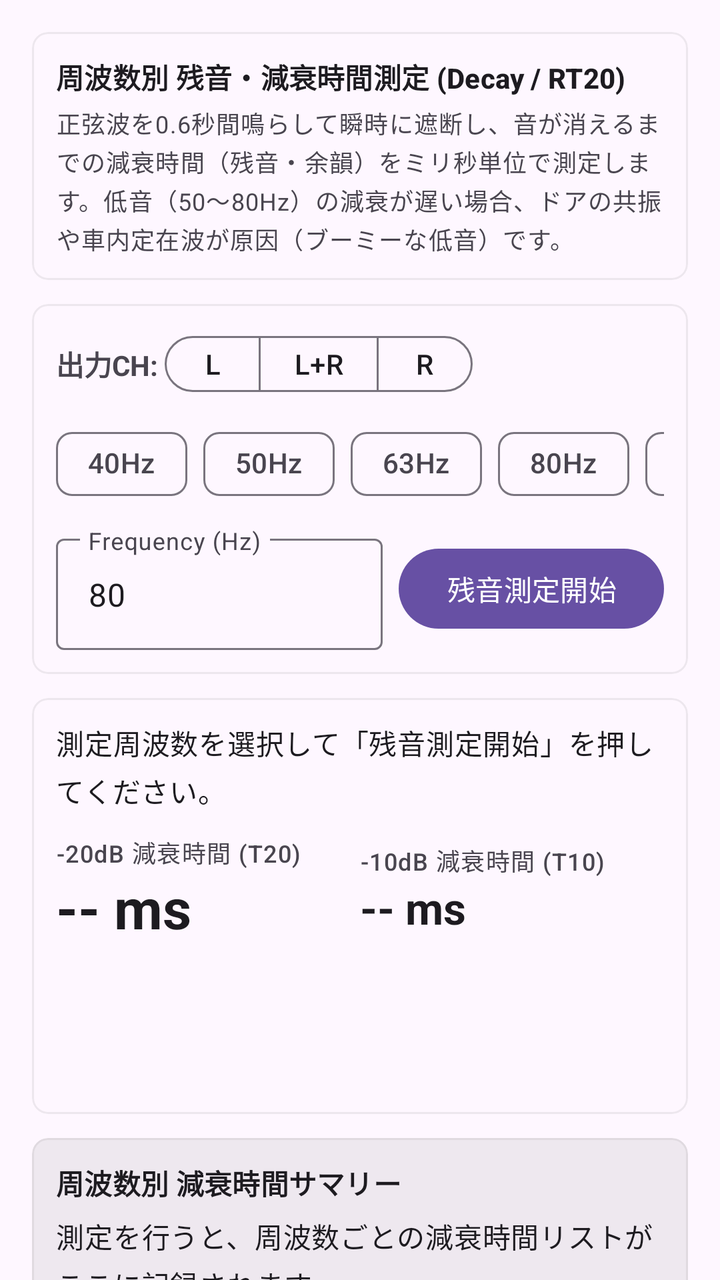
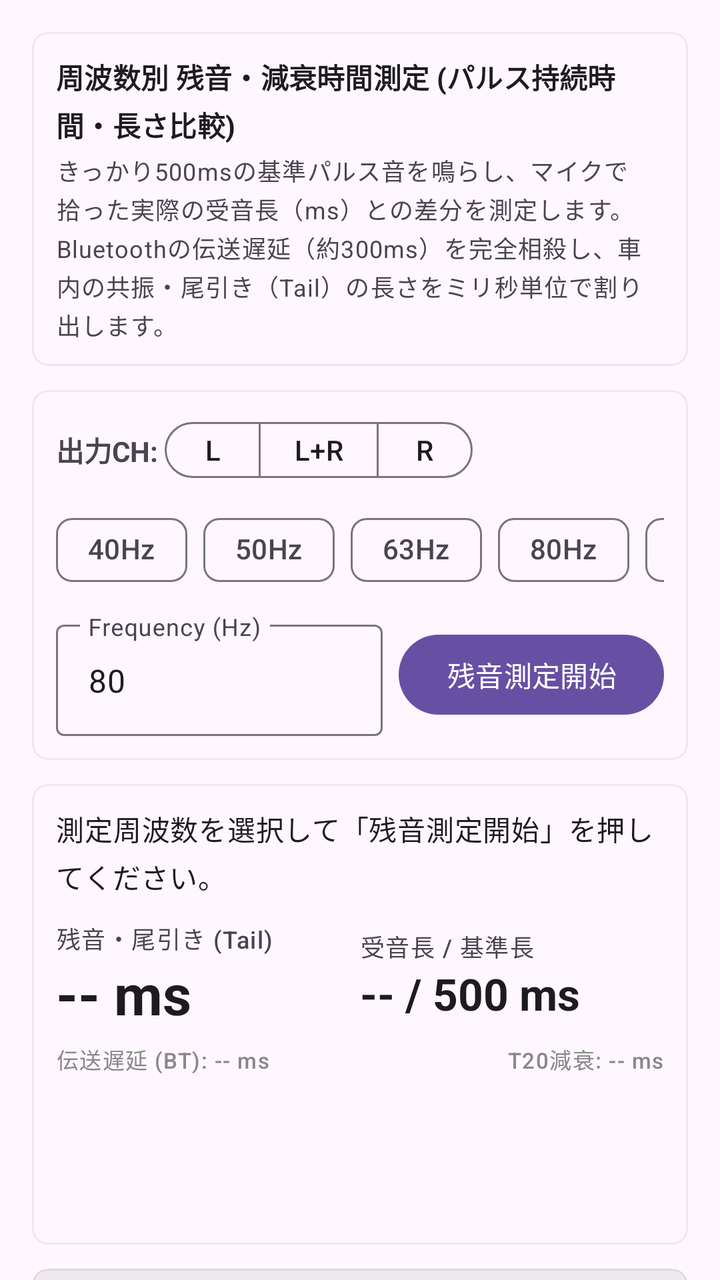

Two renders of the same Android screen: before a commit and after it. Below are the layout's source before the change and the commit's diff.
<!-- AndroidManifest.xml: application theme Theme.SoundTune -->
<!-- res/layout/fragment_decay_measure.xml -->
<?xml version="1.0" encoding="utf-8"?>
<androidx.core.widget.NestedScrollView xmlns:android="http://schemas.android.com/apk/res/android"
    xmlns:app="http://schemas.android.com/apk/res-auto"
    xmlns:tools="http://schemas.android.com/tools"
    android:layout_width="match_parent"
    android:layout_height="match_parent"
    android:fillViewport="true">

    <LinearLayout
        android:layout_width="match_parent"
        android:layout_height="wrap_content"
        android:orientation="vertical"
        android:padding="16dp">

        
        <com.google.android.material.card.MaterialCardView
            android:layout_width="match_parent"
            android:layout_height="wrap_content"
            android:layout_marginBottom="12dp"
            app:cardCornerRadius="8dp"
            app:strokeWidth="1dp"
            app:strokeColor="#25888888">

            <LinearLayout
                android:layout_width="match_parent"
                android:layout_height="wrap_content"
                android:orientation="vertical"
                android:padding="12dp">

                <TextView
                    android:layout_width="wrap_content"
                    android:layout_height="wrap_content"
                    android:text="@string/decay_guide_title"
                    android:textStyle="bold"
                    android:textAppearance="?attr/textAppearanceTitleSmall" />

                <TextView
                    android:layout_width="wrap_content"
                    android:layout_height="wrap_content"
                    android:layout_marginTop="4dp"
                    android:text="@string/decay_instructions"
                    android:textAppearance="?attr/textAppearanceBodySmall" />

            </LinearLayout>
        </com.google.android.material.card.MaterialCardView>

        
        <com.google.android.material.card.MaterialCardView
            android:layout_width="match_parent"
            android:layout_height="wrap_content"
            android:layout_marginBottom="12dp"
            app:cardCornerRadius="8dp"
            app:strokeWidth="1dp"
            app:strokeColor="#25888888">

            <LinearLayout
                android:layout_width="match_parent"
                android:layout_height="wrap_content"
                android:orientation="vertical"
                android:padding="12dp">

                <LinearLayout
                    android:layout_width="match_parent"
                    android:layout_height="wrap_content"
                    android:orientation="horizontal"
                    android:gravity="center_vertical">

                    <TextView
                        android:layout_width="wrap_content"
                        android:layout_height="wrap_content"
                        android:text="出力CH: "
                        android:textStyle="bold" />

                    <com.google.android.material.button.MaterialButtonToggleGroup
                        android:id="@+id/toggleGroupDecayChannel"
                        android:layout_width="wrap_content"
                        android:layout_height="wrap_content"
                        app:singleSelection="true"
                        app:selectionRequired="true">

                        <Button
                            android:id="@+id/buttonDecayChannelLeft"
                            style="@style/Widget.Material3.Button.OutlinedButton"
                            android:layout_width="48dp"
                            android:layout_height="36dp"
                            android:padding="0dp"
                            android:text="@string/channel_left" />

                        <Button
                            android:id="@+id/buttonDecayChannelCenter"
                            style="@style/Widget.Material3.Button.OutlinedButton"
                            android:layout_width="60dp"
                            android:layout_height="36dp"
                            android:padding="0dp"
                            android:text="@string/channel_center" />

                        <Button
                            android:id="@+id/buttonDecayChannelRight"
                            style="@style/Widget.Material3.Button.OutlinedButton"
                            android:layout_width="48dp"
                            android:layout_height="36dp"
                            android:padding="0dp"
                            android:text="@string/channel_right" />

                    </com.google.android.material.button.MaterialButtonToggleGroup>
                </LinearLayout>

                
                <HorizontalScrollView
                    android:layout_width="match_parent"
                    android:layout_height="wrap_content"
                    android:scrollbars="none"
                    android:layout_marginTop="8dp">

                    <com.google.android.material.chip.ChipGroup
                        android:id="@+id/chipGroupDecayFreq"
                        android:layout_width="wrap_content"
                        android:layout_height="wrap_content"
                        app:singleLine="true">

                        <com.google.android.material.chip.Chip
                            android:id="@+id/chipDecay40"
                            style="@style/Widget.Material3.Chip.Suggestion"
                            android:layout_width="wrap_content"
                            android:layout_height="wrap_content"
                            android:text="40Hz" />

                        <com.google.android.material.chip.Chip
                            android:id="@+id/chipDecay50"
                            style="@style/Widget.Material3.Chip.Suggestion"
                            android:layout_width="wrap_content"
                            android:layout_height="wrap_content"
                            android:text="50Hz" />

                        <com.google.android.material.chip.Chip
                            android:id="@+id/chipDecay63"
                            style="@style/Widget.Material3.Chip.Suggestion"
                            android:layout_width="wrap_content"
                            android:layout_height="wrap_content"
                            android:text="63Hz" />

                        <com.google.android.material.chip.Chip
                            android:id="@+id/chipDecay80"
                            style="@style/Widget.Material3.Chip.Suggestion"
                            android:layout_width="wrap_content"
                            android:layout_height="wrap_content"
                            android:text="80Hz" />

                        <com.google.android.material.chip.Chip
                            android:id="@+id/chipDecay125"
                            style="@style/Widget.Material3.Chip.Suggestion"
                            android:layout_width="wrap_content"
                            android:layout_height="wrap_content"
                            android:text="125Hz" />

                        <com.google.android.material.chip.Chip
                            android:id="@+id/chipDecay250"
                            style="@style/Widget.Material3.Chip.Suggestion"
                            android:layout_width="wrap_content"
                            android:layout_height="wrap_content"
                            android:text="250Hz" />

                        <com.google.android.material.chip.Chip
                            android:id="@+id/chipDecay1k"
                            style="@style/Widget.Material3.Chip.Suggestion"
                            android:layout_width="wrap_content"
                            android:layout_height="wrap_content"
                            android:text="1kHz" />

                    </com.google.android.material.chip.ChipGroup>
                </HorizontalScrollView>

                <LinearLayout
                    android:layout_width="match_parent"
                    android:layout_height="wrap_content"
                    android:orientation="horizontal"
                    android:gravity="center_vertical"
                    android:layout_marginTop="8dp">

                    <com.google.android.material.textfield.TextInputLayout
                        android:layout_width="0dp"
                        android:layout_height="wrap_content"
                        android:layout_weight="1"
                        android:hint="@string/frequency_hint"
                        android:layout_marginEnd="8dp">

                        <com.google.android.material.textfield.TextInputEditText
                            android:id="@+id/editTextDecayFreq"
                            android:layout_width="match_parent"
                            android:layout_height="wrap_content"
                            android:inputType="numberDecimal"
                            android:text="80" />
                    </com.google.android.material.textfield.TextInputLayout>

                    <Button
                        android:id="@+id/buttonStartDecayMeasure"
                        android:layout_width="wrap_content"
                        android:layout_height="wrap_content"
                        android:text="@string/decay_measure_btn" />
                </LinearLayout>

            </LinearLayout>
        </com.google.android.material.card.MaterialCardView>

        
        <com.google.android.material.card.MaterialCardView
            android:layout_width="match_parent"
            android:layout_height="wrap_content"
            android:layout_marginBottom="12dp"
            app:cardCornerRadius="8dp"
            app:strokeWidth="1dp"
            app:strokeColor="#25888888">

            <LinearLayout
                android:layout_width="match_parent"
                android:layout_height="wrap_content"
                android:orientation="vertical"
                android:padding="12dp">

                <TextView
                    android:id="@+id/textViewDecayStatus"
                    android:layout_width="wrap_content"
                    android:layout_height="wrap_content"
                    android:text="測定周波数を選択して「残音測定開始」を押してください。"
                    android:textAppearance="?attr/textAppearanceBodyMedium" />

                <LinearLayout
                    android:layout_width="match_parent"
                    android:layout_height="wrap_content"
                    android:orientation="horizontal"
                    android:layout_marginTop="12dp"
                    android:gravity="center_vertical">

                    <LinearLayout
                        android:layout_width="0dp"
                        android:layout_height="wrap_content"
                        android:layout_weight="1"
                        android:orientation="vertical">

                        <TextView
                            android:layout_width="wrap_content"
                            android:layout_height="wrap_content"
                            android:text="-20dB 減衰時間 (T20)"
                            android:textAppearance="?attr/textAppearanceLabelMedium" />

                        <TextView
                            android:id="@+id/textViewT20"
                            android:layout_width="wrap_content"
                            android:layout_height="wrap_content"
                            android:text="-- ms"
                            android:textStyle="bold"
                            android:textAppearance="?attr/textAppearanceHeadlineMedium" />
                    </LinearLayout>

                    <LinearLayout
                        android:layout_width="0dp"
                        android:layout_height="wrap_content"
                        android:layout_weight="1"
                        android:orientation="vertical">

                        <TextView
                            android:layout_width="wrap_content"
                            android:layout_height="wrap_content"
                            android:text="-10dB 減衰時間 (T10)"
                            android:textAppearance="?attr/textAppearanceLabelMedium" />

                        <TextView
                            android:id="@+id/textViewT10"
                            android:layout_width="wrap_content"
                            android:layout_height="wrap_content"
                            android:text="-- ms"
                            android:textStyle="bold"
                            android:textAppearance="?attr/textAppearanceTitleLarge" />
                    </LinearLayout>
                </LinearLayout>

                <TextView
                    android:id="@+id/textViewDecayDiagnosis"
                    android:layout_width="match_parent"
                    android:layout_height="wrap_content"
                    android:layout_marginTop="8dp"
                    android:textStyle="bold"
                    android:textAppearance="?attr/textAppearanceBodyLarge" />

                <TextView
                    android:id="@+id/textViewDecayAdvice"
                    android:layout_width="match_parent"
                    android:layout_height="wrap_content"
                    android:layout_marginTop="4dp"
                    android:textAppearance="?attr/textAppearanceBodySmall" />

                <TextView
                    android:id="@+id/textViewDecayCurvePoints"
                    android:layout_width="match_parent"
                    android:layout_height="wrap_content"
                    android:layout_marginTop="8dp"
                    android:textAppearance="?attr/textAppearanceLabelSmall"
                    android:textColor="#888888" />

            </LinearLayout>
        </com.google.android.material.card.MaterialCardView>

        
        <com.google.android.material.card.MaterialCardView
            android:layout_width="match_parent"
            android:layout_height="wrap_content"
            app:cardCornerRadius="8dp"
            app:cardBackgroundColor="#10000000"
            app:strokeWidth="1dp"
            app:strokeColor="#25888888">

            <LinearLayout
                android:layout_width="match_parent"
                android:layout_height="wrap_content"
                android:orientation="vertical"
                android:padding="12dp">

                <TextView
                    android:layout_width="wrap_content"
                    android:layout_height="wrap_content"
                    android:text="@string/decay_history_title"
                    android:textStyle="bold"
                    android:textAppearance="?attr/textAppearanceTitleSmall" />

                <TextView
                    android:id="@+id/textViewDecayHistory"
                    android:layout_width="match_parent"
                    android:layout_height="wrap_content"
                    android:layout_marginTop="6dp"
                    android:text="測定を行うと、周波数ごとの減衰時間リストがここに記録されます。"
                    android:textAppearance="?attr/textAppearanceBodyMedium" />

                <Button
                    android:id="@+id/buttonClearDecayHistory"
                    style="@style/Widget.Material3.Button.OutlinedButton"
                    android:layout_width="wrap_content"
                    android:layout_height="wrap_content"
                    android:layout_gravity="end"
                    android:layout_marginTop="8dp"
                    android:text="@string/decay_clear_history" />

            </LinearLayout>
        </com.google.android.material.card.MaterialCardView>

    </LinearLayout>
</androidx.core.widget.NestedScrollView>
<!-- resources referenced by this layout -->
<resources>
  <string name="channel_center">L+R</string>
  <string name="channel_left">L</string>
  <string name="channel_right">R</string>
  <string name="decay_clear_history">履歴クリア</string>
  <string name="decay_guide_title">周波数別 残音・減衰時間測定 (Decay / RT20)</string>
  <string name="decay_history_title">周波数別 減衰時間サマリー</string>
  <string name="decay_instructions">正弦波を0.6秒間鳴らして瞬時に遮断し、音が消えるまでの減衰時間（残音・余韻）をミリ秒単位で測定します。低音（50〜80Hz）の減衰が遅い場合、ドアの共振や車内定在波が原因（ブーミーな低音）です。</string>
  <string name="decay_measure_btn">残音測定開始</string>
  <string name="frequency_hint">Frequency (Hz)</string>
  <style name="Theme.SoundTune" parent="Base.Theme.SoundTune" />
  <style name="Base.Theme.SoundTune" parent="Theme.Material3.DayNight.NoActionBar">
          
          
      </style>
</resources>

<!-- the commit's change to res/layout/fragment_decay_measure.xml (unified diff, before → after) -->
@@ -240,11 +240,11 @@
                         <TextView
                             android:layout_width="wrap_content"
                             android:layout_height="wrap_content"
-                            android:text="-20dB 減衰時間 (T20)"
+                            android:text="残音・尾引き (Tail)"
                             android:textAppearance="?attr/textAppearanceLabelMedium" />
 
                         <TextView
-                            android:id="@+id/textViewT20"
+                            android:id="@+id/textViewTail"
                             android:layout_width="wrap_content"
                             android:layout_height="wrap_content"
                             android:text="-- ms"
@@ -261,17 +261,41 @@
                         <TextView
                             android:layout_width="wrap_content"
                             android:layout_height="wrap_content"
-                            android:text="-10dB 減衰時間 (T10)"
+                            android:text="受音長 / 基準長"
                             android:textAppearance="?attr/textAppearanceLabelMedium" />
 
                         <TextView
-                            android:id="@+id/textViewT10"
-                            android:layout_width="wrap_content"
-                            android:layout_height="wrap_content"
-                            android:text="-- ms"
+                            android:id="@+id/textViewDurationCompare"
+                            android:layout_width="wrap_content"
+                            android:layout_height="wrap_content"
+                            android:text="-- / 500 ms"
                             android:textStyle="bold"
                             android:textAppearance="?attr/textAppearanceTitleLarge" />
                     </LinearLayout>
+                </LinearLayout>
+
+                <LinearLayout
+                    android:layout_width="match_parent"
+                    android:layout_height="wrap_content"
+                    android:orientation="horizontal"
+                    android:layout_marginTop="6dp">
+
+                    <TextView
+                        android:id="@+id/textViewBtLatency"
+                        android:layout_width="0dp"
+                        android:layout_height="wrap_content"
+                        android:layout_weight="1"
+                        android:text="伝送遅延 (BT): -- ms"
+                        android:textAppearance="?attr/textAppearanceLabelSmall"
+                        android:textColor="#888888" />
+
+                    <TextView
+                        android:id="@+id/textViewT20"
+                        android:layout_width="wrap_content"
+                        android:layout_height="wrap_content"
+                        android:text="T20減衰: -- ms"
+                        android:textAppearance="?attr/textAppearanceLabelSmall"
+                        android:textColor="#888888" />
                 </LinearLayout>
 
                 <TextView
<!-- resource entries referenced after the edit -->
@@ -4,9 +4,9 @@
   <string name="channel_left">L</string>
   <string name="channel_right">R</string>
   <string name="decay_clear_history">履歴クリア</string>
-  <string name="decay_guide_title">周波数別 残音・減衰時間測定 (Decay / RT20)</string>
+  <string name="decay_guide_title">周波数別 残音・減衰時間測定 (パルス持続時間・長さ比較)</string>
   <string name="decay_history_title">周波数別 減衰時間サマリー</string>
-  <string name="decay_instructions">正弦波を0.6秒間鳴らして瞬時に遮断し、音が消えるまでの減衰時間（残音・余韻）をミリ秒単位で測定します。低音（50〜80Hz）の減衰が遅い場合、ドアの共振や車内定在波が原因（ブーミーな低音）です。</string>
+  <string name="decay_instructions">きっかり500msの基準パルス音を鳴らし、マイクで拾った実際の受音長（ms）との差分を測定します。Bluetoothの伝送遅延（約300ms）を完全相殺し、車内の共振・尾引き（Tail）の長さをミリ秒単位で割り出します。</string>
   <string name="decay_measure_btn">残音測定開始</string>
   <string name="frequency_hint">Frequency (Hz)</string>
   <style name="Theme.SoundTune" parent="Base.Theme.SoundTune" />
